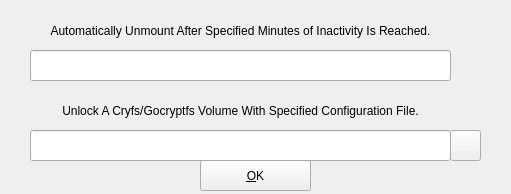
The window that src/options.ui (mhogomchungu/cryfs-gui) describes before a commit, drawn with Qt 5.
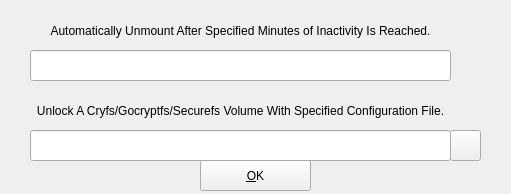
The same window after the commit.

Diff of the .ui file:
```diff
--- a/src/options.ui
+++ b/src/options.ui
@@ -90,7 +90,7 @@
      </rect>
     </property>
     <property name="text">
-     <string>Unlock A Cryfs/Gocryptfs Volume With Specified Configuration File.</string>
+     <string>Unlock A Cryfs/Gocryptfs/Securefs Volume With Specified Configuration File.</string>
     </property>
     <property name="alignment">
      <set>Qt::AlignCenter</set>
```
